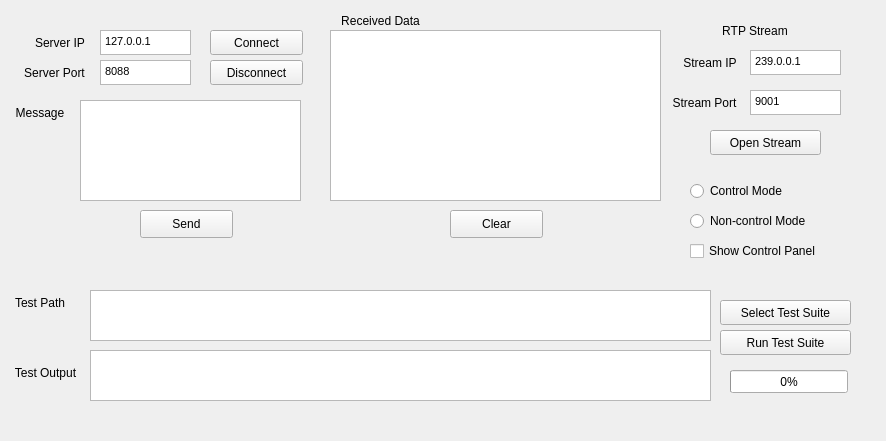
cal-roboops/F2017_Decal, file QtProxyClient/mainwindow.ui: the form before one commit.
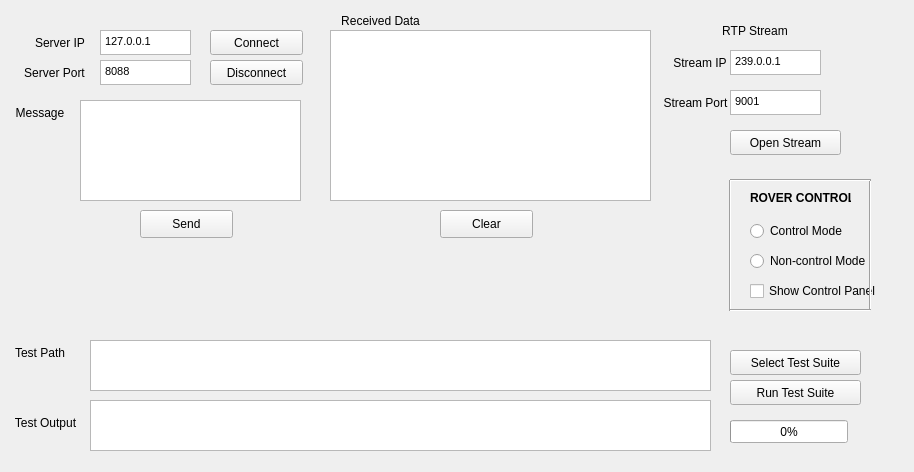
The form after the commit.

The edit to the form file:
```diff
--- a/QtProxyClient/mainwindow.ui
+++ b/QtProxyClient/mainwindow.ui
@@ -9,8 +9,8 @@
    <rect>
     <x>0</x>
     <y>0</y>
-    <width>886</width>
-    <height>441</height>
+    <width>914</width>
+    <height>472</height>
    </rect>
   </property>
   <property name="windowTitle">
@@ -113,7 +113,7 @@
      <rect>
       <x>330</x>
       <y>30</y>
-      <width>331</width>
+      <width>321</width>
       <height>171</height>
      </rect>
     </property>
@@ -124,7 +124,7 @@
    <widget class="QPushButton" name="clearRECV">
     <property name="geometry">
      <rect>
-      <x>450</x>
+      <x>440</x>
       <y>210</y>
       <width>93</width>
       <height>28</height>
@@ -212,8 +212,8 @@
    <widget class="QPushButton" name="runTestSuite">
     <property name="geometry">
      <rect>
-      <x>720</x>
-      <y>330</y>
+      <x>730</x>
+      <y>380</y>
       <width>131</width>
       <height>25</height>
      </rect>
@@ -226,7 +226,7 @@
     <property name="geometry">
      <rect>
       <x>90</x>
-      <y>290</y>
+      <y>340</y>
       <width>621</width>
       <height>51</height>
      </rect>
@@ -235,8 +235,8 @@
    <widget class="QPushButton" name="selectTestSuite">
     <property name="geometry">
      <rect>
-      <x>720</x>
-      <y>300</y>
+      <x>730</x>
+      <y>350</y>
       <width>131</width>
       <height>25</height>
      </rect>
@@ -249,7 +249,7 @@
     <property name="geometry">
      <rect>
       <x>10</x>
-      <y>290</y>
+      <y>340</y>
       <width>60</width>
       <height>25</height>
      </rect>
@@ -265,7 +265,7 @@
     <property name="geometry">
      <rect>
       <x>730</x>
-      <y>370</y>
+      <y>420</y>
       <width>118</width>
       <height>23</height>
      </rect>
@@ -278,7 +278,7 @@
     <property name="geometry">
      <rect>
       <x>90</x>
-      <y>350</y>
+      <y>400</y>
       <width>621</width>
       <height>51</height>
      </rect>
@@ -291,7 +291,7 @@
     <property name="geometry">
      <rect>
       <x>10</x>
-      <y>360</y>
+      <y>410</y>
       <width>71</width>
       <height>25</height>
      </rect>
@@ -306,7 +306,7 @@
    <widget class="QLabel" name="st_ip_Label">
     <property name="geometry">
      <rect>
-      <x>680</x>
+      <x>670</x>
       <y>50</y>
       <width>60</width>
       <height>25</height>
@@ -322,7 +322,7 @@
    <widget class="QPushButton" name="openStream">
     <property name="geometry">
      <rect>
-      <x>710</x>
+      <x>730</x>
       <y>130</y>
       <width>111</width>
       <height>25</height>
@@ -335,7 +335,7 @@
    <widget class="QTextEdit" name="st_portEdit">
     <property name="geometry">
      <rect>
-      <x>750</x>
+      <x>730</x>
       <y>90</y>
       <width>91</width>
       <height>25</height>
@@ -352,7 +352,7 @@
    <widget class="QTextEdit" name="st_ipEdit">
     <property name="geometry">
      <rect>
-      <x>750</x>
+      <x>730</x>
       <y>50</y>
       <width>91</width>
       <height>25</height>
@@ -369,7 +369,7 @@
    <widget class="QLabel" name="st_port_Label">
     <property name="geometry">
      <rect>
-      <x>669</x>
+      <x>660</x>
       <y>90</y>
       <width>71</width>
       <height>25</height>
@@ -401,8 +401,8 @@
    <widget class="QRadioButton" name="radioButton_c_mode">
     <property name="geometry">
      <rect>
-      <x>690</x>
-      <y>180</y>
+      <x>750</x>
+      <y>220</y>
       <width>121</width>
       <height>22</height>
      </rect>
@@ -414,8 +414,8 @@
    <widget class="QRadioButton" name="radioButton_nc_mode">
     <property name="geometry">
      <rect>
-      <x>690</x>
-      <y>210</y>
+      <x>750</x>
+      <y>250</y>
       <width>141</width>
       <height>22</height>
      </rect>
@@ -427,8 +427,8 @@
    <widget class="QCheckBox" name="checkBox_show_cp">
     <property name="geometry">
      <rect>
-      <x>690</x>
-      <y>240</y>
+      <x>750</x>
+      <y>280</y>
       <width>151</width>
       <height>22</height>
      </rect>
@@ -437,6 +437,83 @@
      <string>Show Control Panel</string>
     </property>
    </widget>
+   <widget class="Line" name="line">
+    <property name="geometry">
+     <rect>
+      <x>720</x>
+      <y>180</y>
+      <width>20</width>
+      <height>131</height>
+     </rect>
+    </property>
+    <property name="orientation">
+     <enum>Qt::Vertical</enum>
+    </property>
+   </widget>
+   <widget class="Line" name="line_3">
+    <property name="geometry">
+     <rect>
+      <x>860</x>
+      <y>180</y>
+      <width>20</width>
+      <height>131</height>
+     </rect>
+    </property>
+    <property name="orientation">
+     <enum>Qt::Vertical</enum>
+    </property>
+   </widget>
+   <widget class="Line" name="line_5">
+    <property name="geometry">
+     <rect>
+      <x>730</x>
+      <y>300</y>
+      <width>141</width>
+      <height>20</height>
+     </rect>
+    </property>
+    <property name="orientation">
+     <enum>Qt::Horizontal</enum>
+    </property>
+   </widget>
+   <widget class="Line" name="line_6">
+    <property name="geometry">
+     <rect>
+      <x>730</x>
+      <y>170</y>
+      <width>141</width>
+      <height>20</height>
+     </rect>
+    </property>
+    <property name="orientation">
+     <enum>Qt::Horizontal</enum>
+    </property>
+   </widget>
+   <widget class="QLabel" name="rover_controls_label">
+    <property name="geometry">
+     <rect>
+      <x>750</x>
+      <y>190</y>
+      <width>101</width>
+      <height>16</height>
+     </rect>
+    </property>
+    <property name="font">
+     <font>
+      <weight>75</weight>
+      <bold>true</bold>
+     </font>
+    </property>
+    <property name="acceptDrops">
+     <bool>false</bool>
+    </property>
+    <property name="autoFillBackground">
+     <bool>false</bool>
+    </property>
+    <property name="text">
+     <string>ROVER CONTROLS</string>
+    </property>
+   </widget>
   </widget>
  </widget>
  <layoutdefault spacing="6" margin="11"/>
```
